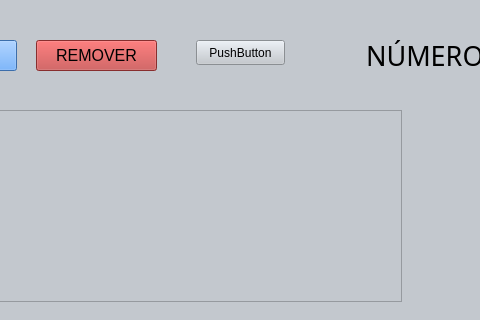
The window that UIs/numeros.ui (omahteu/botelegram) describes before a commit, drawn with Qt 5; both pictures show x 124 to 604 and y 0 to 320 of the 750 by 450 pixel window.
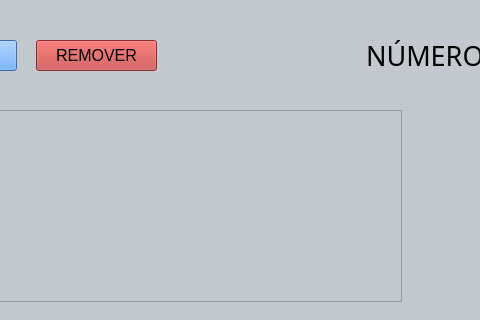
The same window after the commit.

Commit message: botão de excluir númeross

```diff
--- a/UIs/numeros.ui
+++ b/UIs/numeros.ui
@@ -89,19 +89,6 @@
      </rect>
     </property>
    </widget>
-   <widget class="QPushButton" name="print">
-    <property name="geometry">
-     <rect>
-      <x>320</x>
-      <y>40</y>
-      <width>89</width>
-      <height>25</height>
-     </rect>
-    </property>
-    <property name="text">
-     <string>PushButton</string>
-    </property>
-   </widget>
   </widget>
   <widget class="QMenuBar" name="menubar">
    <property name="geometry">
```
The commit also changes 2 other files.
